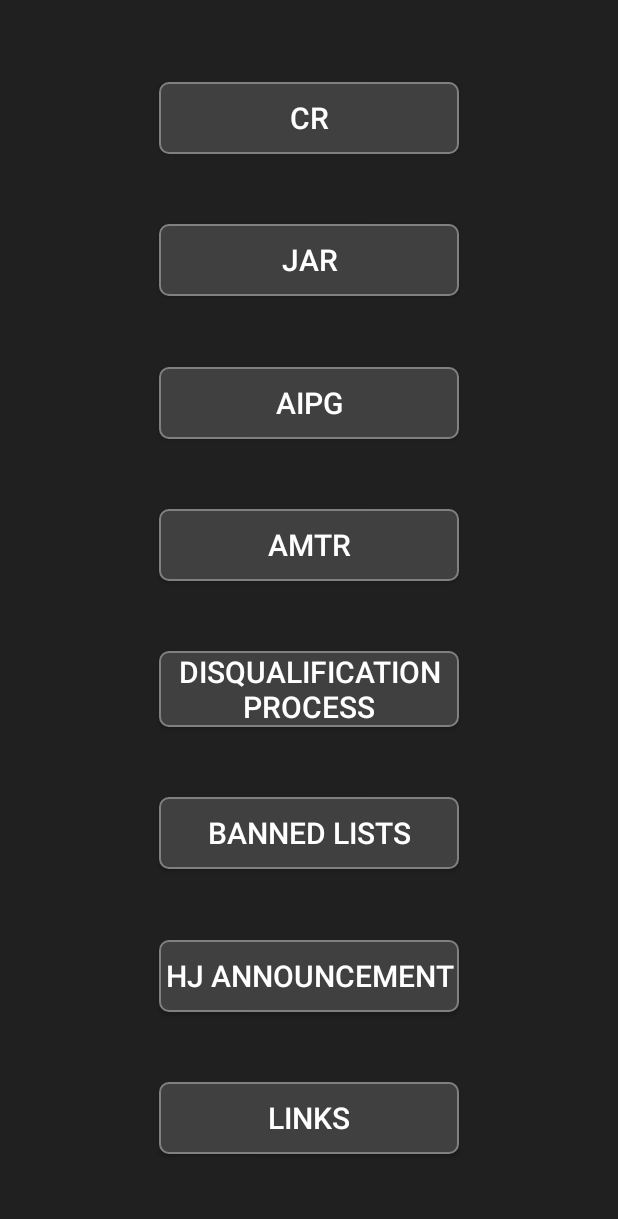
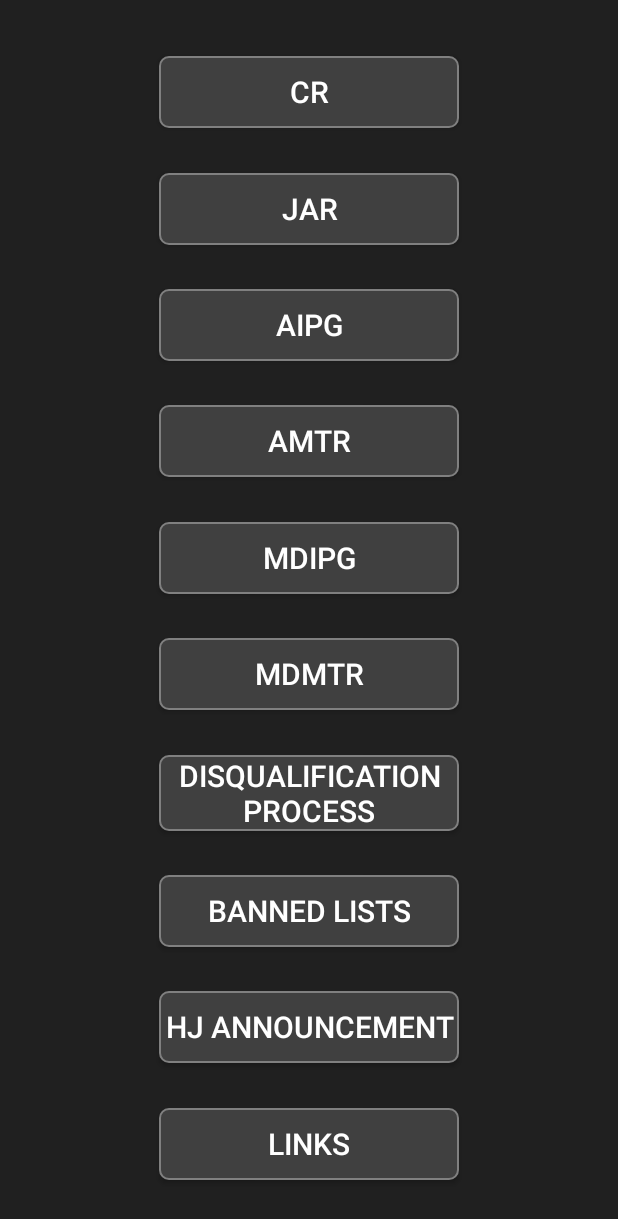
Before and after one commit to alfchaval/IPGTree, an Android app: the screen it shows after launch (MainActivity), after a tap on "DOCUMENTS", on a phone screen of 412 x 824 dp. Shown: the top 1219 px of the screen. Run offline under Robolectric (Android 15) with nearby library versions, the phone set to English and light mode, and no system bars.

Commit message:
digital documents

```diff
--- a/app/src/main/java/mtg/judge/ipgtree/Activities/MainActivity.java
+++ b/app/src/main/java/mtg/judge/ipgtree/Activities/MainActivity.java
@@ -26,7 +26,7 @@ import mtg.judge.ipgtree.Utilities.Repository;
 
 public class MainActivity extends AppCompatActivity {
 
-    private Button btn_1, btn_2, btn_3, btn_4, btn_5, btn_6, btn_7, btn_8, btn_9, btn_news_alert;
+    private Button btn_1, btn_2, btn_3, btn_4, btn_5, btn_6, btn_7, btn_8, btn_9, btn_10, btn_news_alert;
 
     private boolean documentsMenu = false;
 
@@ -62,6 +62,7 @@ public class MainActivity extends AppCompatActivity {
         btn_7 = findViewById(R.id.btn_7);
         btn_8 = findViewById(R.id.btn_8);
         btn_9 = findViewById(R.id.btn_9);
+        btn_10 = findViewById(R.id.btn_10);
         btn_news_alert = findViewById(R.id.btn_news_alert);
     }
 
@@ -71,11 +72,13 @@ public class MainActivity extends AppCompatActivity {
             btn_2.setText(getString(R.string.activity_documents_menu_jar));
             btn_3.setText(getString(R.string.activity_documents_menu_aipg));
             btn_4.setText(getString(R.string.activity_documents_menu_amtr));
-            btn_5.setText(Repository.StringMap(5));
-            btn_6.setText(Repository.StringMap(4));
-            btn_7.setText(Repository.StringMap(75));
-            btn_8.setText(Repository.StringMap(6));
-            btn_9.setVisibility(View.GONE);
+            btn_5.setText(getString(R.string.activity_documents_menu_adipg));
+            btn_6.setText(getString(R.string.activity_documents_menu_admtr));
+            btn_7.setText(Repository.StringMap(5));
+            btn_8.setText(Repository.StringMap(4));
+            btn_9.setText(Repository.StringMap(75));
+            btn_10.setText(Repository.StringMap(6));
+            btn_10.setVisibility(View.VISIBLE);
         }
         else {
             btn_1.setText(Repository.StringMap(31));
@@ -87,7 +90,7 @@ public class MainActivity extends AppCompatActivity {
             btn_7.setText(Repository.StringMap(38));
             btn_8.setText(Repository.StringMap(35));
             btn_9.setText(Repository.StringMap(37));
-            btn_9.setVisibility(View.VISIBLE);
+            btn_10.setVisibility(View.GONE);
         }
         btn_news_alert.setVisibility(View.GONE);
     }
@@ -147,6 +150,12 @@ public class MainActivity extends AppCompatActivity {
                 move(9);
             }
         });
+        btn_10.setOnClickListener(new View.OnClickListener() {
+            @Override
+            public void onClick(View view) {
+                move(10);
+            }
+        });
         btn_news_alert.setOnClickListener(new View.OnClickListener() {
             @Override
             public void onClick(View v) {
@@ -183,17 +192,25 @@ public class MainActivity extends AppCompatActivity {
                     break;
                 case 5:
                     intent = new Intent(MainActivity.this, DocumentActivity.class);
-                    intent.putExtra("document", "dq");
+                    intent.putExtra("document", "adipg");
                     break;
                 case 6:
                     intent = new Intent(MainActivity.this, DocumentActivity.class);
-                    intent.putExtra("document", "banned");
+                    intent.putExtra("document", "admtr");
                     break;
                 case 7:
                     intent = new Intent(MainActivity.this, DocumentActivity.class);
+                    intent.putExtra("document", "dq");
+                    break;
+                case 8:
+                    intent = new Intent(MainActivity.this, DocumentActivity.class);
+                    intent.putExtra("document", "banned");
+                    break;
+                case 9:
+                    intent = new Intent(MainActivity.this, DocumentActivity.class);
                     intent.putExtra("document", "hja");
                     break;
-                case 8:
+                case 10:
                     intent = new Intent(MainActivity.this, DocumentActivity.class);
                     intent.putExtra("document", "links");
                     break;
@@ -204,7 +221,6 @@ public class MainActivity extends AppCompatActivity {
                 case 1:
                     documentsMenu = true;
                     loadStrings();
-
                     break;
                 case 2:
                     if(Repository.databaseLoaded) {
@@ -252,6 +268,7 @@ public class MainActivity extends AppCompatActivity {
         btn_7.setEnabled(state);
         btn_8.setEnabled(state);
         btn_9.setEnabled(state);
+        btn_10.setEnabled(state);
     }
 
     @Override
--- a/app/src/main/java/mtg/judge/ipgtree/Activities/SettingsActivity.java
+++ b/app/src/main/java/mtg/judge/ipgtree/Activities/SettingsActivity.java
@@ -552,6 +552,8 @@ public class SettingsActivity extends AppCompatActivity {
             ArrayList<String> documents = new ArrayList<String>();
             documents.add(preferences.getString(Repository.KEY_AIPG_EN, Repository.URL_AIPG_EN));
             documents.add(preferences.getString(Repository.KEY_AMTR_EN, Repository.URL_AMTR_EN));
+            documents.add(preferences.getString(Repository.KEY_ADIPG_EN, Repository.URL_ADIPG_EN));
+            documents.add(preferences.getString(Repository.KEY_ADMTR_EN, Repository.URL_ADMTR_EN));
             documents.add(preferences.getString(Repository.KEY_BANNED_EN, Repository.URL_BANNED_EN));
             documents.add(preferences.getString(Repository.KEY_CR_EN, Repository.URL_CR_EN));
             documents.add(preferences.getString(Repository.KEY_DQ_EN, Repository.URL_DQ_EN));
@@ -563,6 +565,8 @@ public class SettingsActivity extends AppCompatActivity {
 
             documents.add(preferences.getString(Repository.KEY_AIPG_ES, Repository.URL_AIPG_ES));
             documents.add(preferences.getString(Repository.KEY_AMTR_ES, Repository.URL_AMTR_ES));
+            documents.add(preferences.getString(Repository.KEY_ADIPG_ES, Repository.URL_ADIPG_ES));
+            documents.add(preferences.getString(Repository.KEY_ADMTR_ES, Repository.URL_ADMTR_ES));
             documents.add(preferences.getString(Repository.KEY_BANNED_ES, Repository.URL_BANNED_ES));
             documents.add(preferences.getString(Repository.KEY_CR_ES, Repository.URL_CR_ES));
             documents.add(preferences.getString(Repository.KEY_DQ_ES, Repository.URL_DQ_ES));
@@ -598,7 +602,7 @@ public class SettingsActivity extends AppCompatActivity {
                         output.flush();
                         output.close();
                         input.close();
-                        percent += 5;
+                        percent += 4;
                         publishProgress(percent + "");
                     }
                     catch (Exception e) {
--- a/app/src/main/java/mtg/judge/ipgtree/Utilities/Repository.java
+++ b/app/src/main/java/mtg/judge/ipgtree/Utilities/Repository.java
@@ -29,6 +29,8 @@ public class Repository {
 
     public static final String URL_AIPG_EN = "https://raw.githubusercontent.com/alfchaval/Tree/master/documents/aipg_en.xml";
     public static final String URL_AMTR_EN = "https://raw.githubusercontent.com/alfchaval/Tree/master/documents/amtr_en.xml";
+    public static final String URL_ADIPG_EN = "https://raw.githubusercontent.com/alfchaval/Tree/master/documents/adipg_en.xml";
+    public static final String URL_ADMTR_EN = "https://raw.githubusercontent.com/alfchaval/Tree/master/documents/admtr_en.xml";
     public static final String URL_BANNED_EN = "https://raw.githubusercontent.com/alfchaval/Tree/master/documents/banned_en.xml";
     public static final String URL_CR_EN = "https://raw.githubusercontent.com/alfchaval/Tree/master/documents/cr_en.xml";
     public static final String URL_DQ_EN = "https://raw.githubusercontent.com/alfchaval/Tree/master/documents/dq_en.xml";
@@ -40,6 +42,8 @@ public class Repository {
 
     public static final String URL_AIPG_ES = "https://raw.githubusercontent.com/alfchaval/Tree/master/documents/aipg_es.xml";
     public static final String URL_AMTR_ES = "https://raw.githubusercontent.com/alfchaval/Tree/master/documents/amtr_es.xml";
+    public static final String URL_ADIPG_ES = "https://raw.githubusercontent.com/alfchaval/Tree/master/documents/adipg_es.xml";
+    public static final String URL_ADMTR_ES = "https://raw.githubusercontent.com/alfchaval/Tree/master/documents/admtr_es.xml";
     public static final String URL_BANNED_ES = "https://raw.githubusercontent.com/alfchaval/Tree/master/documents/banned_es.xml";
     public static final String URL_CR_ES = "https://raw.githubusercontent.com/alfchaval/Tree/master/documents/cr_es.xml";
     public static final String URL_DQ_ES = "https://raw.githubusercontent.com/alfchaval/Tree/master/documents/dq_es.xml";
@@ -123,6 +127,8 @@ public class Repository {
 
     public static final String KEY_AIPG_EN = "key_aipg_en";
     public static final String KEY_AMTR_EN = "key_amtr_en";
+    public static final String KEY_ADIPG_EN = "key_adipg_en";
+    public static final String KEY_ADMTR_EN = "key_admtr_en";
     public static final String KEY_BANNED_EN = "key_banned_en";
     public static final String KEY_CR_EN = "key_cr_en";
     public static final String KEY_DQ_EN = "key_dq_en";
@@ -134,6 +140,8 @@ public class Repository {
 
     public static final String KEY_AIPG_ES = "key_aipg_es";
     public static final String KEY_AMTR_ES = "key_amtr_es";
+    public static final String KEY_ADIPG_ES = "key_adipg_es";
+    public static final String KEY_ADMTR_ES = "key_admtr_es";
     public static final String KEY_BANNED_ES = "key_banned_es";
     public static final String KEY_CR_ES = "key_cr_s";
     public static final String KEY_DQ_ES = "key_dq_es";
--- a/app/src/main/res/layout/activity_main.xml
+++ b/app/src/main/res/layout/activity_main.xml
@@ -122,6 +122,19 @@
         app:layout_constraintStart_toStartOf="parent"
         app:layout_constraintEnd_toEndOf="parent"
         app:layout_constraintTop_toBottomOf="@+id/btn_8"
+        app:layout_constraintBottom_toTopOf="@+id/btn_10"
+        android:background="@drawable/answer_background_parent"
+        android:textColor="@color/colorText"
+        android:textSize="20dp"
+        />
+
+    <Button
+        android:id="@+id/btn_10"
+        android:layout_width="200dp"
+        android:layout_height="wrap_content"
+        app:layout_constraintStart_toStartOf="parent"
+        app:layout_constraintEnd_toEndOf="parent"
+        app:layout_constraintTop_toBottomOf="@+id/btn_9"
         app:layout_constraintBottom_toBottomOf="parent"
         android:background="@drawable/answer_background_parent"
         android:textColor="@color/colorText"
--- a/app/src/main/res/values/strings.xml
+++ b/app/src/main/res/values/strings.xml
@@ -6,5 +6,7 @@
     <string name="activity_documents_menu_jar">JAR</string>
     <string name="activity_documents_menu_aipg">AIPG</string>
     <string name="activity_documents_menu_amtr">AMTR</string>
+    <string name="activity_documents_menu_adipg">MDIPG</string>
+    <string name="activity_documents_menu_admtr">MDMTR</string>
     <string name="activity_loading">Loading</string>
 </resources>
```
Also changed, not shown: 4 other files.
